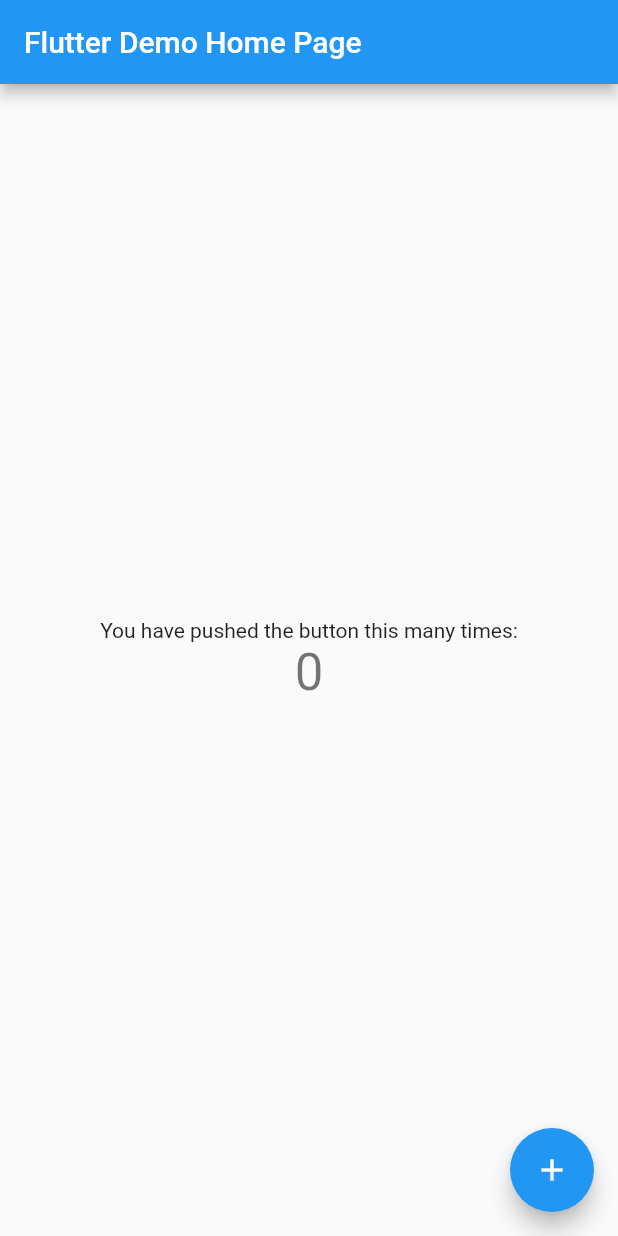
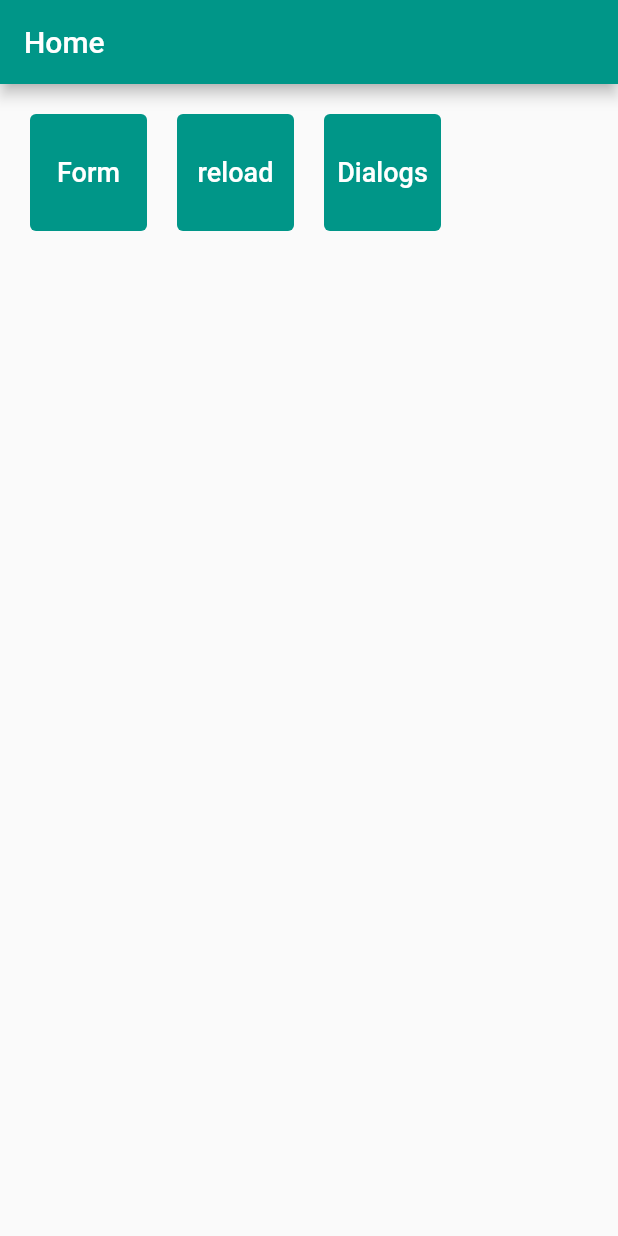
Before and after one commit to BlackDragonCat/FlutterLearning, a Flutter app: the screen it shows after launch, on a phone screen of 412 x 824 dp. Run offline on Flutter 3.47's test engine with Material 2 defaults, Android fonts, the phone set to English and light mode, and no system bars; our stand-ins replace fluttertoast.

Commit message:
feat: 一些iOS风格的弹窗组件

```diff
--- a/lib/main.dart
+++ b/lib/main.dart
@@ -1,46 +1,33 @@
 import 'package:flutter/material.dart';
+import 'package:flutter_learning/pages/DialogsPage.dart';
+import 'package:flutter_learning/pages/FormPage.dart';
 
 void main() {
   runApp(const MyApp());
 }
 
-class MyApp extends StatelessWidget {
+class MyApp extends StatefulWidget {
   const MyApp({Key? key}) : super(key: key);
 
-  // This widget is the root of your application.
+  @override
+  State<MyApp> createState() => _MyAppState();
+}
+
+class _MyAppState extends State<MyApp> {
   @override
   Widget build(BuildContext context) {
     return MaterialApp(
       title: 'Flutter Demo',
       theme: ThemeData(
-        // This is the theme of your application.
-        //
-        // Try running your application with "flutter run". You'll see the
-        // application has a blue toolbar. Then, without quitting the app, try
-        // changing the primarySwatch below to Colors.green and then invoke
-        // "hot reload" (press "r" in the console where you ran "flutter run",
-        // or simply save your changes to "hot reload" in a Flutter IDE).
-        // Notice that the counter didn't reset back to zero; the application
-        // is not restarted.
-        primarySwatch: Colors.blue,
+        primarySwatch: Colors.teal,
       ),
-      home: const MyHomePage(title: 'Flutter Demo Home Page'),
+      home:const MyHomePage(title: 'Home'),
     );
   }
 }
 
 class MyHomePage extends StatefulWidget {
   const MyHomePage({Key? key, required this.title}) : super(key: key);
-
-  // This widget is the home page of your application. It is stateful, meaning
-  // that it has a State object (defined below) that contains fields that affect
-  // how it looks.
-
-  // This class is the configuration for the state. It holds the values (in this
-  // case the title) provided by the parent (in this case the App widget) and
-  // used by the build method of the State. Fields in a Widget subclass are
-  // always marked "final".
-
   final String title;
 
   @override
@@ -48,68 +35,56 @@ class MyHomePage extends StatefulWidget {
 }
 
 class _MyHomePageState extends State<MyHomePage> {
-  int _counter = 0;
-
-  void _incrementCounter() {
-    setState(() {
-      // This call to setState tells the Flutter framework that something has
-      // changed in this State, which causes it to rerun the build method below
-      // so that the display can reflect the updated values. If we changed
-      // _counter without calling setState(), then the build method would not be
-      // called again, and so nothing would appear to happen.
-      _counter++;
-    });
-  }
 
   @override
   Widget build(BuildContext context) {
-    // This method is rerun every time setState is called, for instance as done
-    // by the _incrementCounter method above.
-    //
-    // The Flutter framework has been optimized to make rerunning build methods
-    // fast, so that you can just rebuild anything that needs updating rather
-    // than having to individually change instances of widgets.
     return Scaffold(
       appBar: AppBar(
-        // Here we take the value from the MyHomePage object that was created by
-        // the App.build method, and use it to set our appbar title.
         title: Text(widget.title),
       ),
-      body: Center(
-        // Center is a layout widget. It takes a single child and positions it
-        // in the middle of the parent.
-        child: Column(
-          // Column is also a layout widget. It takes a list of children and
-          // arranges them vertically. By default, it sizes itself to fit its
-          // children horizontally, and tries to be as tall as its parent.
-          //
-          // Invoke "debug painting" (press "p" in the console, choose the
-          // "Toggle Debug Paint" action from the Flutter Inspector in Android
-          // Studio, or the "Toggle Debug Paint" command in Visual Studio Code)
-          // to see the wireframe for each widget.
-          //
-          // Column has various properties to control how it sizes itself and
-          // how it positions its children. Here we use mainAxisAlignment to
-          // center the children vertically; the main axis here is the vertical
-          // axis because Columns are vertical (the cross axis would be
-          // horizontal).
-          mainAxisAlignment: MainAxisAlignment.center,
-          children: <Widget>[
-            const Text(
-              'You have pushed the button this many times:',
+      body:GridView(
+          gridDelegate:const SliverGridDelegateWithFixedCrossAxisCount(
+            crossAxisCount: 4,
+            crossAxisSpacing: 20.0,
+            mainAxisSpacing: 20.0
+          ),
+          padding: const EdgeInsets.all(20.0),
+          physics: const NeverScrollableScrollPhysics(),
+          children:  [
+            TextButton(
+              style: ButtonStyle(
+                backgroundColor: MaterialStateProperty.all(Colors.teal)
+              ),
+                onPressed: () {
+                  Navigator.push(
+                      context,
+                      MaterialPageRoute(
+                          builder: (context) => const FormPage()));
+                },
+                child:const Text('Form',style: TextStyle(color: Colors.white,fontSize: 18),)
             ),
-            Text(
-              '$_counter',
-              style: Theme.of(context).textTheme.headline4,
+            TextButton(
+                style: ButtonStyle(
+                    backgroundColor: MaterialStateProperty.all(Colors.teal)
+                ),
+                onPressed: () {
+                  setState(() {
+                  });
+                },
+                child:const Text('reload',style: TextStyle(color: Colors.white,fontSize: 18),)
             ),
+            TextButton(
+              style: ButtonStyle(
+                  backgroundColor: MaterialStateProperty.all(Colors.teal)
+              ),
+              child:const Text('Dialogs',style: TextStyle(color: Colors.white,fontSize: 18),),
+              onPressed: (){
+                Navigator.push(context, MaterialPageRoute(builder: (context)=>const DialogsPage()));
+              },
+            )
           ],
         ),
-      ),
-      floatingActionButton: FloatingActionButton(
-        onPressed: _incrementCounter,
-        tooltip: 'Increment',
-        child: const Icon(Icons.add),
-      ), // This trailing comma makes auto-formatting nicer for build methods.
+
     );
   }
 }
--- a/pubspec.yaml
+++ b/pubspec.yaml
@@ -34,6 +34,7 @@ dependencies:
   # The following adds the Cupertino Icons font to your application.
   # Use with the CupertinoIcons class for iOS style icons.
   cupertino_icons: ^1.0.2
+  fluttertoast: ^8.1.1
 
 dev_dependencies:
   flutter_test:
```
Also changed, not shown: lib/components/SimpleAlert.dart (added, +7 -0 lines), lib/pages/DialogsPage.dart (added, +114 -0 lines), lib/pages/FormPage.dart (added, +19 -0 lines), 5 other files.
